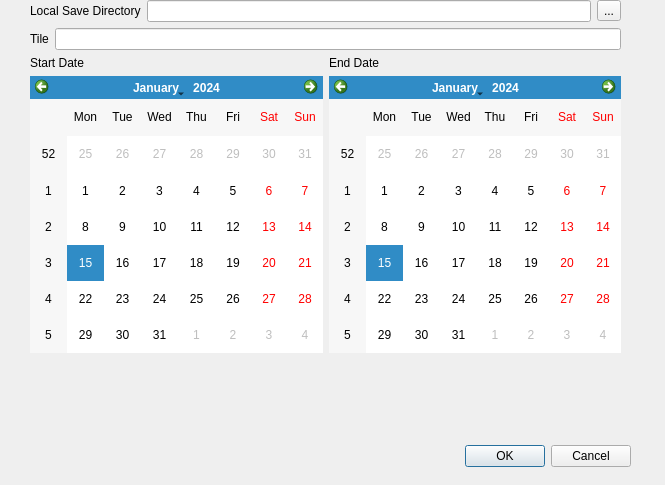
Qt form ui/data_download_dialog.ui (loganbyers/term-peeper) before a commit.
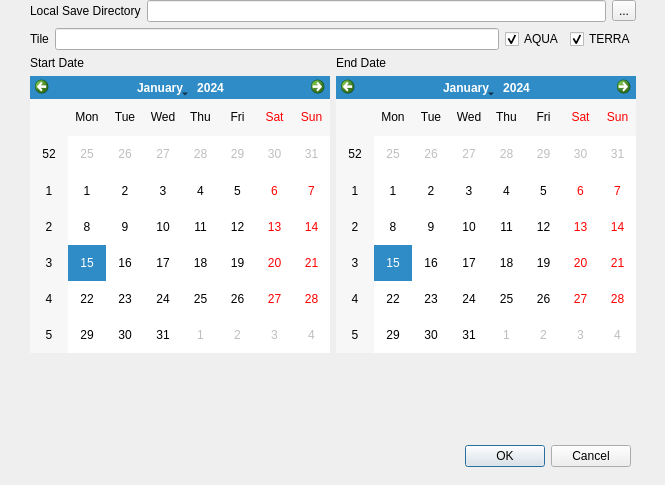
The same form after that commit.

Commit message: Aqua and Terra Download and File Interleaving

Patch:
```diff
--- a/ui/data_download_dialog.ui
+++ b/ui/data_download_dialog.ui
@@ -66,7 +66,7 @@
     <rect>
      <x>30</x>
      <y>0</y>
-     <width>591</width>
+     <width>606</width>
      <height>353</height>
     </rect>
    </property>
@@ -104,6 +104,26 @@
       <item>
        <widget class="QLineEdit" name="tilesLineEdit"/>
       </item>
+      <item>
+       <widget class="QCheckBox" name="aquaCheckBox">
+        <property name="text">
+         <string>AQUA</string>
+        </property>
+        <property name="checked">
+         <bool>true</bool>
+        </property>
+       </widget>
+      </item>
+      <item>
+       <widget class="QCheckBox" name="terraCheckBox">
+        <property name="text">
+         <string>TERRA</string>
+        </property>
+        <property name="checked">
+         <bool>true</bool>
+        </property>
+       </widget>
+      </item>
      </layout>
     </item>
     <item>
```
Left out of the diff: 4 changed lines with no effect on the pictures. The commit also changes 4 other files.
